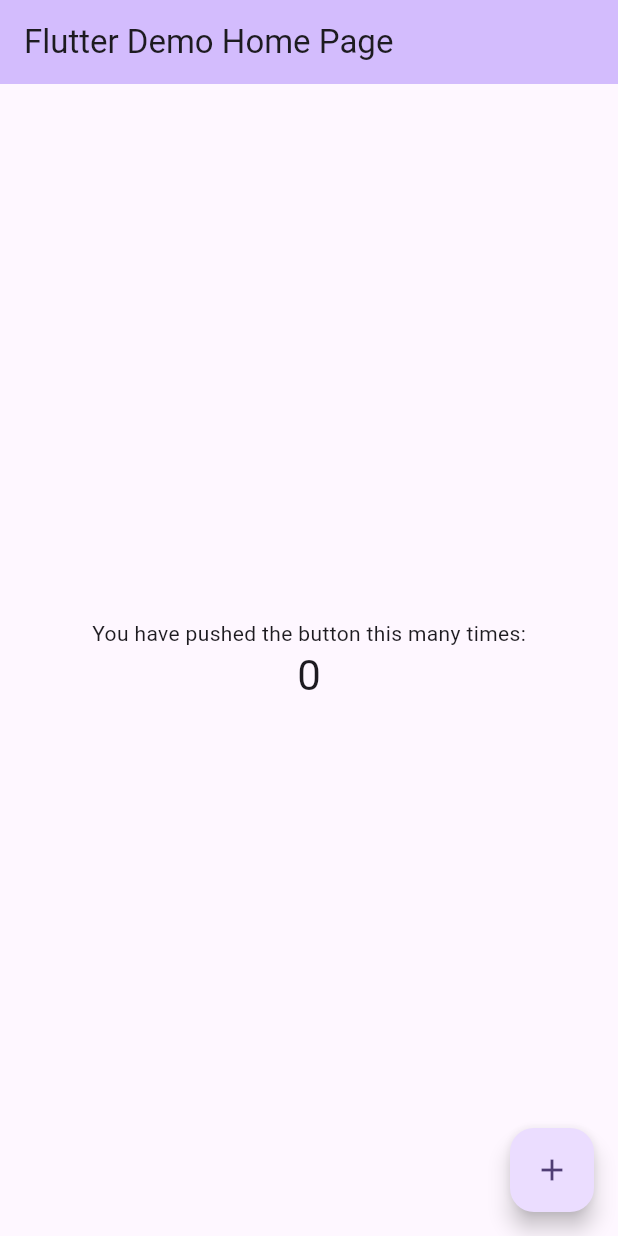
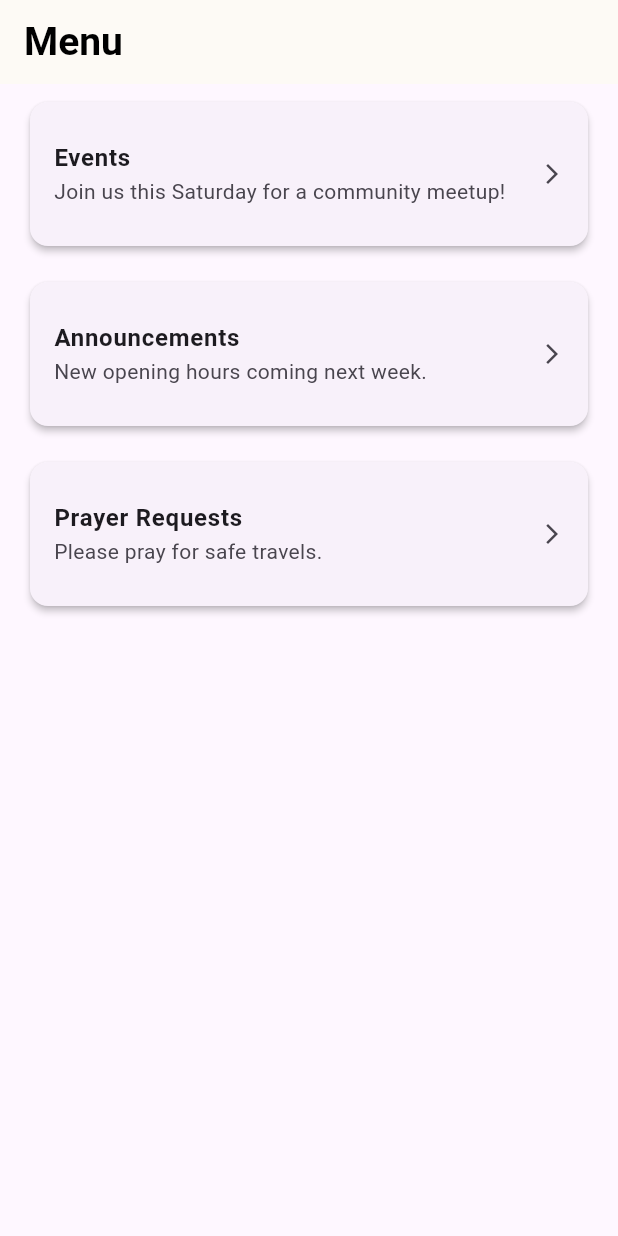
Before and after one commit to KBesada24/CopticPulse-Frontend, a Flutter app: the screen it shows after launch, on a phone screen of 412 x 824 dp. Run offline on Flutter 3.47's test engine with Material 3 defaults, Android fonts, the light colour scheme and no system bars; project files that could hold a hidden picture were left out.

Commit message:
working widgets

```diff
--- a/lib/main.dart
+++ b/lib/main.dart
@@ -1,4 +1,5 @@
 import 'package:flutter/material.dart';
+import 'package:coptic_pulse/pages/home.dart';
 
 void main() {
   runApp(const MyApp());
@@ -11,112 +12,13 @@ class MyApp extends StatelessWidget {
   @override
   Widget build(BuildContext context) {
     return MaterialApp(
-      title: 'Flutter Demo',
+      title: 'Coptic Pulse',
       theme: ThemeData(
-        // This is the theme of your application.
-        //
-        // TRY THIS: Try running your application with "flutter run". You'll see
-        // the application has a purple toolbar. Then, without quitting the app,
-        // try changing the seedColor in the colorScheme below to Colors.green
-        // and then invoke "hot reload" (save your changes or press the "hot
-        // reload" button in a Flutter-supported IDE, or press "r" if you used
-        // the command line to start the app).
-        //
-        // Notice that the counter didn't reset back to zero; the application
-        // state is not lost during the reload. To reset the state, use hot
-        // restart instead.
-        //
-        // This works for code too, not just values: Most code changes can be
-        // tested with just a hot reload.
+
         colorScheme: ColorScheme.fromSeed(seedColor: Colors.deepPurple),
       ),
-      home: const MyHomePage(title: 'Flutter Demo Home Page'),
+      home: const HomePage(),
+      debugShowCheckedModeBanner: false,
     );
   }
 }
-
-class MyHomePage extends StatefulWidget {
-  const MyHomePage({super.key, required this.title});
-
-  // This widget is the home page of your application. It is stateful, meaning
-  // that it has a State object (defined below) that contains fields that affect
-  // how it looks.
-
-  // This class is the configuration for the state. It holds the values (in this
-  // case the title) provided by the parent (in this case the App widget) and
-  // used by the build method of the State. Fields in a Widget subclass are
-  // always marked "final".
-
-  final String title;
-
-  @override
-  State<MyHomePage> createState() => _MyHomePageState();
-}
-
-class _MyHomePageState extends State<MyHomePage> {
-  int _counter = 0;
-
-  void _incrementCounter() {
-    setState(() {
-      // This call to setState tells the Flutter framework that something has
-      // changed in this State, which causes it to rerun the build method below
-      // so that the display can reflect the updated values. If we changed
-      // _counter without calling setState(), then the build method would not be
-      // called again, and so nothing would appear to happen.
-      _counter++;
-    });
-  }
-
-  @override
-  Widget build(BuildContext context) {
-    // This method is rerun every time setState is called, for instance as done
-    // by the _incrementCounter method above.
-    //
-    // The Flutter framework has been optimized to make rerunning build methods
-    // fast, so that you can just rebuild anything that needs updating rather
-    // than having to individually change instances of widgets.
-    return Scaffold(
-      appBar: AppBar(
-        // TRY THIS: Try changing the color here to a specific color (to
-        // Colors.amber, perhaps?) and trigger a hot reload to see the AppBar
-        // change color while the other colors stay the same.
-        backgroundColor: Theme.of(context).colorScheme.inversePrimary,
-        // Here we take the value from the MyHomePage object that was created by
-        // the App.build method, and use it to set our appbar title.
-        title: Text(widget.title),
-      ),
-      body: Center(
-        // Center is a layout widget. It takes a single child and positions it
-        // in the middle of the parent.
-        child: Column(
-          // Column is also a layout widget. It takes a list of children and
-          // arranges them vertically. By default, it sizes itself to fit its
-          // children horizontally, and tries to be as tall as its parent.
-          //
-          // Column has various properties to control how it sizes itself and
-          // how it positions its children. Here we use mainAxisAlignment to
-          // center the children vertically; the main axis here is the vertical
-          // axis because Columns are vertical (the cross axis would be
-          // horizontal).
-          //
-          // TRY THIS: Invoke "debug painting" (choose the "Toggle Debug Paint"
-          // action in the IDE, or press "p" in the console), to see the
-          // wireframe for each widget.
-          mainAxisAlignment: MainAxisAlignment.center,
-          children: <Widget>[
-            const Text('You have pushed the button this many times:'),
-            Text(
-              '$_counter',
-              style: Theme.of(context).textTheme.headlineMedium,
-            ),
-          ],
-        ),
-      ),
-      floatingActionButton: FloatingActionButton(
-        onPressed: _incrementCounter,
-        tooltip: 'Increment',
-        child: const Icon(Icons.add),
-      ), // This trailing comma makes auto-formatting nicer for build methods.
-    );
-  }
-}
--- /dev/null
+++ b/lib/models/community_item.dart
@@ -0,0 +1,19 @@
+import 'package:flutter/widgets.dart';
+
+/// A simple data model for items displayed in the Community screen.
+class CommunityItem {
+  /// The title shown on the card (e.g. “Event”, “Announcement”).
+  final String title;
+
+  /// A brief description or subtitle under the title.
+  final String subtitle;
+
+  /// The widget to navigate to (or display) when this card is tapped.
+  final Widget detailPage;
+
+  const CommunityItem({
+    required this.title,
+    required this.subtitle,
+    required this.detailPage,
+  });
+}
--- /dev/null
+++ b/lib/pages/home.dart
@@ -0,0 +1,56 @@
+import 'package:flutter/material.dart';
+import 'package:coptic_pulse/widgets/community_card.dart';
+import 'package:coptic_pulse/screens/announcement_detail_page.dart';
+import 'package:coptic_pulse/screens/event_detail_page.dart';
+import 'package:coptic_pulse/screens/prayer_request_detail_page.dart';
+// ignore: unused_import
+import 'package:coptic_pulse/widgets/community_widget.dart';
+import 'package:coptic_pulse/models/community_item.dart';
+class HomePage extends StatelessWidget {
+  const HomePage({super.key});
+
+  static const _communityItems = [
+    CommunityItem(
+      title: 'Events',
+      subtitle: 'Join us this Saturday for a community meetup!',
+      detailPage: EventDetailPage(),
+    ),
+    CommunityItem(
+      title: 'Announcements',
+      subtitle: 'New opening hours coming next week.',
+      detailPage: AnnouncementDetailPage(),
+    ),
+    CommunityItem(
+      title: 'Prayer Requests',
+      subtitle: 'Please pray for safe travels.',
+      detailPage: PrayerRequestDetailPage(),
+    ),
+  ];
+
+  @override
+  Widget build(BuildContext context) {
+    return Scaffold(
+      appBar: appBar(),
+      body: Column(
+        children: [
+          ..._communityItems.map((item) => CommunityCard(item: item)),
+        ],
+      ),
+    );
+  }
+}
+
+AppBar appBar() {
+  return AppBar(
+    title: Text(
+      'Menu',
+      style: TextStyle(
+        fontSize: 26,
+        fontWeight: FontWeight.bold,
+        color: Colors.black,
+      ),
+    ),
+    backgroundColor: Color.fromRGBO(253, 250, 245, 1.0),
+    elevation: 0.0,
+  );
+}
--- /dev/null
+++ b/lib/widgets/community_card.dart
@@ -0,0 +1,45 @@
+import 'package:flutter/material.dart';
+import '../models/community_item.dart';
+
+/// A tappable card that displays a CommunityItem’s title and subtitle,
+/// and navigates to its detailPage when tapped.
+class CommunityCard extends StatelessWidget {
+  final CommunityItem item;
+
+const CommunityCard({
+  super.key,
+  required this.item,
+});
+
+  @override
+  Widget build(BuildContext context) {
+    return Padding(
+      padding: const EdgeInsets.symmetric(horizontal: 16, vertical: 8),
+      child: Card(
+        shape: RoundedRectangleBorder(
+          borderRadius: BorderRadius.circular(12),
+        ),
+        elevation: 2,
+        child: ListTile(
+          contentPadding: const EdgeInsets.symmetric(horizontal: 16, vertical: 12),
+          title: Text(
+            item.title,
+            style: const TextStyle(fontWeight: FontWeight.bold),
+          ),
+          subtitle: Text(
+            item.subtitle,
+            maxLines: 2,
+            overflow: TextOverflow.ellipsis,
+          ),
+          trailing: const Icon(Icons.arrow_forward_ios, size: 16),
+          onTap: () {
+            Navigator.push(
+              context,
+              MaterialPageRoute(builder: (_) => item.detailPage),
+            );
+          },
+        ),
+      ),
+    );
+  }
+}
--- a/pubspec.yaml
+++ b/pubspec.yaml
@@ -34,6 +34,7 @@ dependencies:
   # The following adds the Cupertino Icons font to your application.
   # Use with the CupertinoIcons class for iOS style icons.
   cupertino_icons: ^1.0.8
+  flutter_svg: ^2.1.0
 
 dev_dependencies:
   flutter_test:
@@ -58,8 +59,8 @@ flutter:
   uses-material-design: true
 
   # To add assets to your application, add an assets section, like this:
-  # assets:
-  #   - images/a_dot_burr.jpeg
+  assets:
+   - assets/icons/
   #   - images/a_dot_ham.jpeg
 
   # An image asset can refer to one or more resolution-specific "variants", see
```
Also changed, not shown: lib/screens/announcement_detail_page.dart (added, +38 -0 lines), lib/screens/event_detail_page.dart (added, +34 -0 lines), lib/screens/prayer_request_detail_page.dart (added, +43 -0 lines), lib/widgets/community_widget.dart (added, +26 -0 lines), assets/icons/coptic-pulse-logo.svg (added), assets/icons/dots.svg (added), assets/icons/left_arrow.svg (added), assets/icons/search.svg (added), pubspec.lock.
